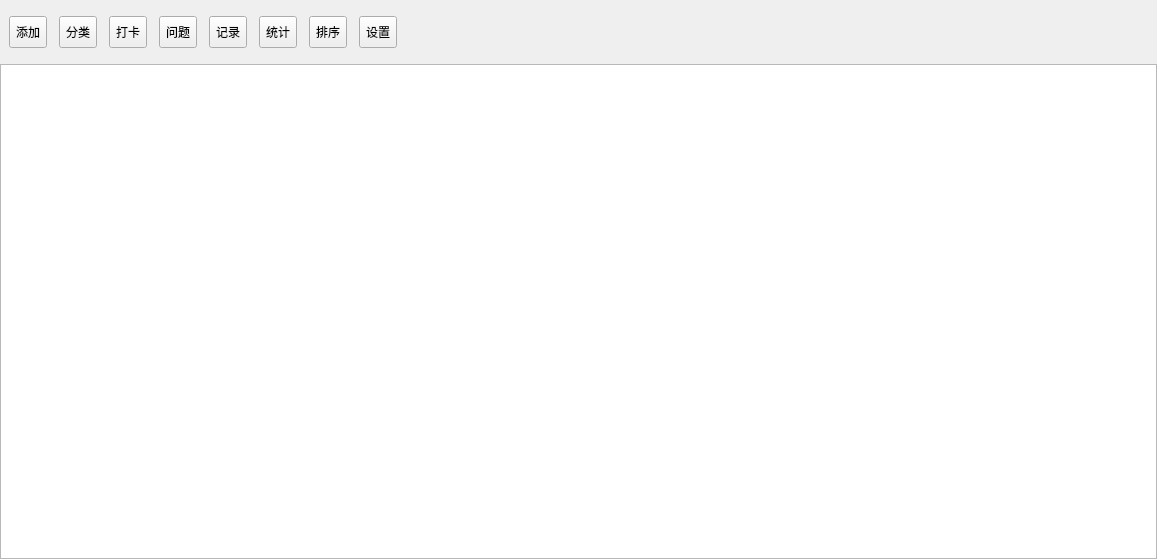
fengersoft/myreflection, file src/mainwindow.ui: the form before one commit.
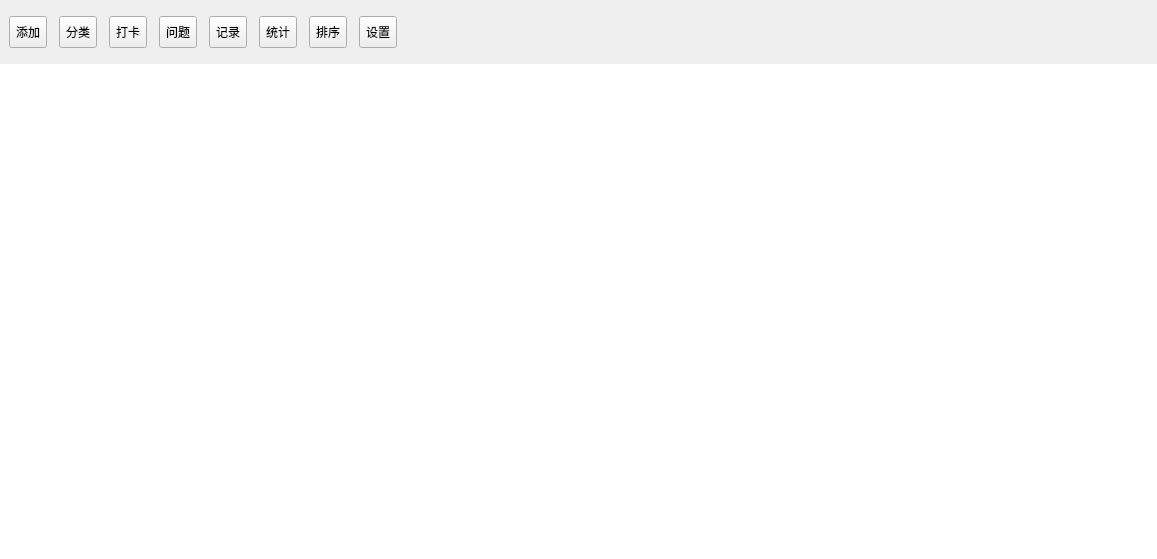
The form after the commit. Icons and pictures are not drawn.

What changed in the file:
```diff
--- a/src/mainwindow.ui
+++ b/src/mainwindow.ui
@@ -300,7 +300,7 @@
 }</string>
       </property>
       <property name="currentIndex">
-       <number>2</number>
+       <number>1</number>
       </property>
       <widget class="QWidget" name="pageCate">
        <property name="styleSheet">
@@ -341,6 +341,7 @@
         </item>
        </layout>
       </widget>
+      <widget class="QWidget" name="pageCount"/>
       <widget class="QWidget" name="pageSubject">
        <layout class="QVBoxLayout" name="verticalLayout_3">
         <property name="spacing">
```
